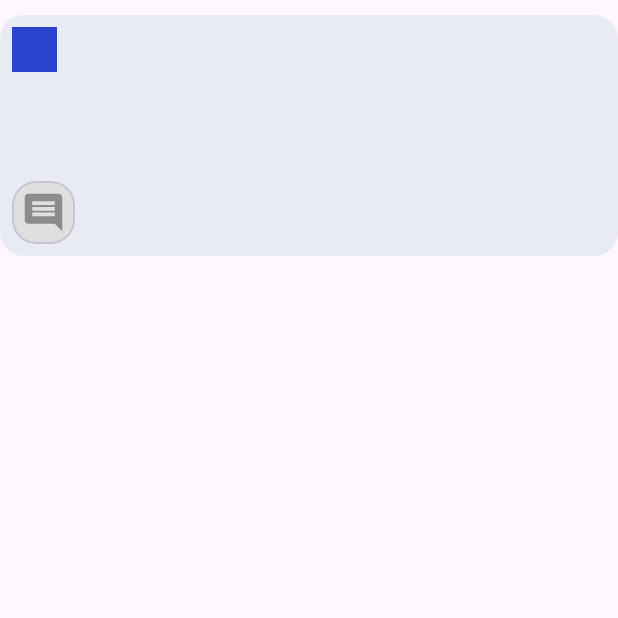
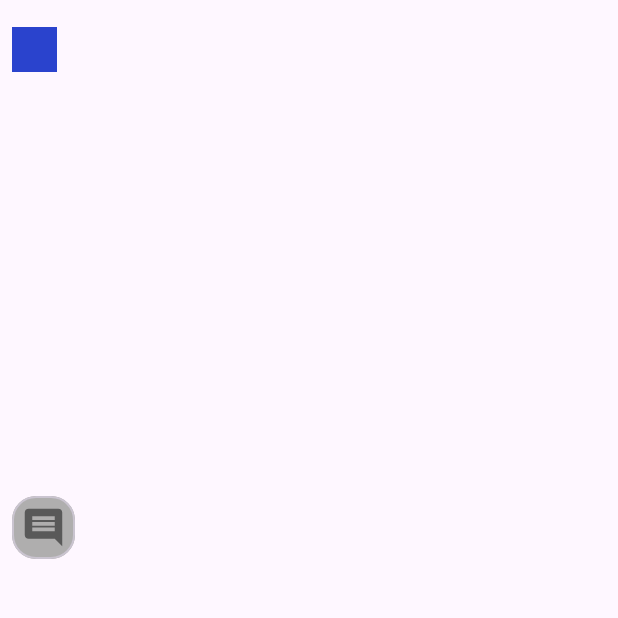
Before and after one commit to hudcom/Android_Intership, an Android app: the fragment NewsFragment shown on its own in the app's theme, on a phone screen of 412 x 824 dp, the top half of it. Run offline under Robolectric (Android 15) with nearby library versions, the phone set to English and light mode, and no system bars.

Commit message:
Revert "Add resources and drawables. Adding background and visibility to a news item"
This reverts commit e6aeeb4f2a6eaa9dec8cddb4b9931cbb7bdfacab.

```diff
--- a/app/src/main/res/drawable/ic_comment.xml
+++ b/app/src/main/res/drawable/ic_comment.xml
@@ -1,5 +1,5 @@
 <vector android:autoMirrored="true" android:height="24dp"
-    android:tint="@color/gray" android:viewportHeight="24"
+    android:tint="#595959" android:viewportHeight="24"
     android:viewportWidth="24" android:width="24dp" xmlns:android="http://schemas.android.com/apk/res/android">
     <path android:fillColor="@android:color/white" android:pathData="M21.99,4c0,-1.1 -0.89,-2 -1.99,-2L4,2c-1.1,0 -2,0.9 -2,2v12c0,1.1 0.9,2 2,2h14l4,4 -0.01,-18zM18,14L6,14v-2h12v2zM18,11L6,11L6,9h12v2zM18,8L6,8L6,6h12v2z"/>
 </vector>
--- a/app/src/main/res/drawable/ic_thumbnail_placeholder.xml
+++ /dev/null
@@ -1,5 +0,0 @@
-<vector android:height="24dp" android:tint="@color/gray"
-    android:viewportHeight="24" android:viewportWidth="24"
-    android:width="24dp" xmlns:android="http://schemas.android.com/apk/res/android">
-    <path android:fillColor="@android:color/white" android:pathData="M12,2C6.48,2 2,6.48 2,12s4.48,10 10,10s10,-4.48 10,-10S17.52,2 12,2zM12,6c1.93,0 3.5,1.57 3.5,3.5S13.93,13 12,13s-3.5,-1.57 -3.5,-3.5S10.07,6 12,6zM12,20c-2.03,0 -4.43,-0.82 -6.14,-2.88C7.55,15.8 9.68,15 12,15s4.45,0.8 6.14,2.12C16.43,19.18 14.03,20 12,20z"/>
-</vector>
--- a/app/src/main/res/drawable/rounded_corners_background.xml
+++ /dev/null
@@ -1,5 +0,0 @@
-<?xml version="1.0" encoding="utf-8"?>
-<shape xmlns:android="http://schemas.android.com/apk/res/android">
-    <solid android:color="@color/bg_color" />
-    <corners android:radius="16dp" />
-</shape>
--- a/app/src/main/res/layout/fragment_news.xml
+++ b/app/src/main/res/layout/fragment_news.xml
@@ -5,7 +5,6 @@
         android:layout_height="wrap_content"
         xmlns:app="http://schemas.android.com/apk/res-auto"
         android:orientation="vertical"
-        android:background="@drawable/rounded_corners_background"
         android:padding="8dp"
         android:layout_marginVertical="10dp">
 
@@ -54,14 +53,13 @@
             app:layout_constraintEnd_toEndOf="parent"
             app:layout_constraintTop_toBottomOf="@+id/thumbnailImage" />
 
-        <!-- Post Image -->
+        <!-- Main Image -->
         <ImageView
             android:id="@+id/postImage"
             android:layout_width="match_parent"
             android:layout_height="200dp"
             android:scaleType="centerCrop"
             android:layout_marginTop="10dp"
-            android:visibility="gone"
             app:layout_constraintTop_toBottomOf="@+id/postTitle"
             app:layout_constraintStart_toStartOf="parent"
             app:layout_constraintEnd_toEndOf="parent"
--- a/app/src/main/res/values/colors.xml
+++ b/app/src/main/res/values/colors.xml
@@ -2,8 +2,7 @@
 <resources>
     <color name="black">#FF000000</color>
     <color name="white">#FFFFFFFF</color>
-    <color name="gray">#8C8C8C</color>
-    <color name="light_gray">#DFDFDF</color>
+    <color name="gray">#595959</color>
+    <color name="light_gray">#AFAEAE</color>
     <color name="blue">#2A43CD</color>
-    <color name="bg_color">#E9EBF4</color>
 </resources>
```
